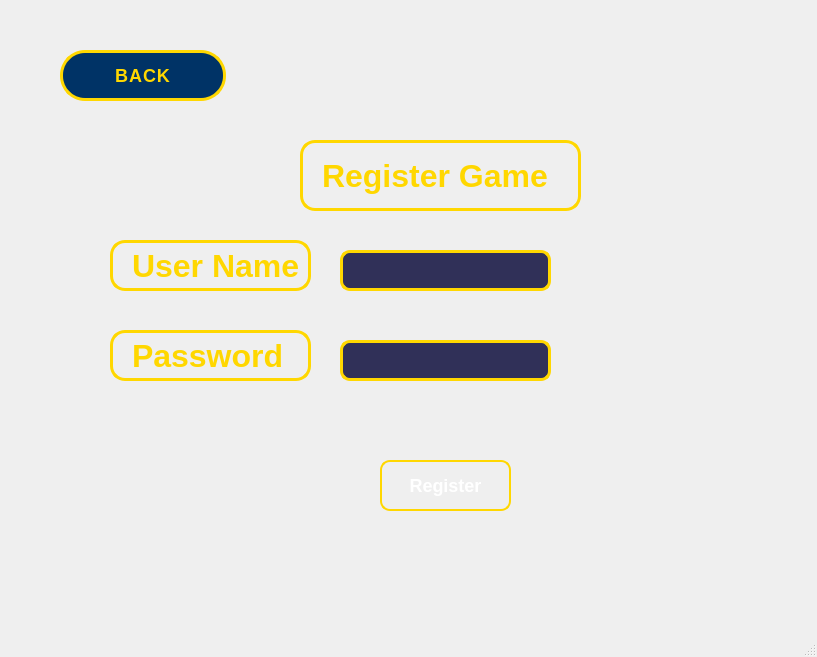
This is ui/register.ui in TrogTran/ai-la-trieu-phu as Qt 5 draws it before an edit. The edited form follows.
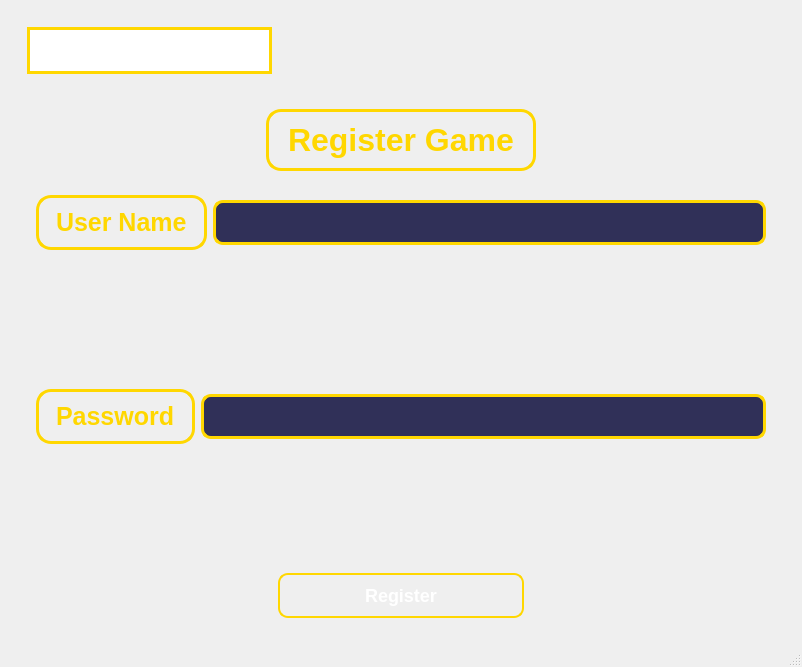
This is the edited form. Icons and pictures are not drawn.

Commit message: Lưu code trước khi chuyển nhánh

The edit to the form file:
```diff
--- a/ui/register.ui
+++ b/ui/register.ui
@@ -6,8 +6,8 @@
    <rect>
     <x>0</x>
     <y>0</y>
-    <width>817</width>
-    <height>657</height>
+    <width>802</width>
+    <height>667</height>
    </rect>
   </property>
   <property name="windowTitle">
@@ -21,17 +21,45 @@
 </string>
   </property>
   <widget class="QWidget" name="centralwidget">
-   <widget class="QLineEdit" name="lineEdit_register_password">
-    <property name="geometry">
-     <rect>
-      <x>340</x>
-      <y>340</y>
-      <width>211</width>
-      <height>41</height>
-     </rect>
-    </property>
-    <property name="styleSheet">
-     <string notr="true">/* QLineEdit - Ô nhập liệu */
+   <layout class="QGridLayout" name="gridLayout_7">
+    <item row="2" column="0" colspan="2">
+     <widget class="QWidget" name="widget_5" native="true">
+      <layout class="QGridLayout" name="gridLayout_5">
+       <item row="0" column="0">
+        <widget class="QWidget" name="widget_6" native="true">
+         <layout class="QGridLayout" name="gridLayout_6">
+          <item row="2" column="0" colspan="3">
+           <widget class="QWidget" name="widget_3" native="true">
+            <layout class="QGridLayout" name="gridLayout_3">
+             <item row="0" column="0">
+              <widget class="QLabel" name="label_5">
+               <property name="styleSheet">
+                <string notr="true">/* QLabel - Tiêu đề chính */
+QLabel {
+    font-size: 25px;  /* Tăng kích thước chữ */
+    font-weight: bold;
+    color: #FFD700;  /* Màu vàng kim */
+    text-align: center;  /* Căn giữa chữ */
+    qproperty-alignment: 'AlignCenter';  /* Đảm bảo căn giữa trong Qt */
+    background: transparent;
+    text-shadow: 4px 4px 8px rgba(0, 0, 0, 0.9);  /* Hiệu ứng đổ bóng nổi bật */
+    border: 3px solid #FFD700;  /* Viền vàng giống khung câu hỏi trong game */
+    border-radius: 15px;  /* Bo góc mềm mại */
+    padding: 10px;
+    background: qlineargradient(x1:0, y1:0, x2:1, y2:1,
+                                stop:0 #003366, stop:1 #000F40); /* Gradient xanh đậm */
+}
+</string>
+               </property>
+               <property name="text">
+                <string>User Name</string>
+               </property>
+              </widget>
+             </item>
+             <item row="0" column="1">
+              <widget class="QLineEdit" name="lineEdit_register_username">
+               <property name="styleSheet">
+                <string notr="true">/* QLineEdit - Ô nhập liệu */
 QLineEdit {
     font-size: 18px;  /* Kích thước chữ */
     font-weight: bold;
@@ -50,22 +78,157 @@
     background: rgba(0, 0, 80, 0.9);
 }
 </string>
-    </property>
-    <property name="echoMode">
-     <enum>QLineEdit::Password</enum>
-    </property>
-   </widget>
-   <widget class="QPushButton" name="pushButton_register">
-    <property name="geometry">
-     <rect>
-      <x>380</x>
-      <y>460</y>
-      <width>131</width>
-      <height>51</height>
-     </rect>
-    </property>
-    <property name="styleSheet">
-     <string notr="true">/* QLabel - Tiêu đề User Name, Password */
+               </property>
+              </widget>
+             </item>
+            </layout>
+           </widget>
+          </item>
+          <item row="3" column="0">
+           <spacer name="verticalSpacer">
+            <property name="orientation">
+             <enum>Qt::Vertical</enum>
+            </property>
+            <property name="sizeHint" stdset="0">
+             <size>
+              <width>20</width>
+              <height>40</height>
+             </size>
+            </property>
+           </spacer>
+          </item>
+          <item row="4" column="0" colspan="3">
+           <widget class="QWidget" name="widget_4" native="true">
+            <layout class="QGridLayout" name="gridLayout_4">
+             <item row="0" column="0">
+              <widget class="QLabel" name="label_2">
+               <property name="styleSheet">
+                <string notr="true">/* QLabel - Tiêu đề chính */
+QLabel {
+    font-size: 25px;  /* Tăng kích thước chữ */
+    font-weight: bold;
+    color: #FFD700;  /* Màu vàng kim */
+    text-align: center;  /* Căn giữa chữ */
+    qproperty-alignment: 'AlignCenter';  /* Đảm bảo căn giữa trong Qt */
+    background: transparent;
+    text-shadow: 4px 4px 8px rgba(0, 0, 0, 0.9);  /* Hiệu ứng đổ bóng nổi bật */
+    border: 3px solid #FFD700;  /* Viền vàng giống khung câu hỏi trong game */
+    border-radius: 15px;  /* Bo góc mềm mại */
+    padding: 10px;
+    background: qlineargradient(x1:0, y1:0, x2:1, y2:1,
+                                stop:0 #003366, stop:1 #000F40); /* Gradient xanh đậm */
+}
+</string>
+               </property>
+               <property name="text">
+                <string>Password</string>
+               </property>
+              </widget>
+             </item>
+             <item row="0" column="1">
+              <widget class="QLineEdit" name="lineEdit_register_password">
+               <property name="styleSheet">
+                <string notr="true">/* QLineEdit - Ô nhập liệu */
+QLineEdit {
+    font-size: 18px;  /* Kích thước chữ */
+    font-weight: bold;
+    color: white;  /* Màu chữ trắng */
+    padding: 8px;
+    border: 3px solid #FFD700;  /* Viền vàng kim */
+    border-radius: 10px;  /* Bo góc mềm mại */
+    background: rgba(0, 0, 50, 0.8);  /* Màu xanh đậm trong suốt */
+    text-align: center;  /* Căn giữa chữ */
+    selection-background-color: #FFD700;  /* Màu nền khi chọn text */
+}
+
+/* Khi nhập vào ô, viền sáng lên */
+QLineEdit:focus {
+    border: 3px solid #00CFFF;  /* Viền phát sáng màu xanh neon */
+    background: rgba(0, 0, 80, 0.9);
+}
+</string>
+               </property>
+               <property name="echoMode">
+                <enum>QLineEdit::Password</enum>
+               </property>
+              </widget>
+             </item>
+            </layout>
+           </widget>
+          </item>
+          <item row="0" column="0">
+           <widget class="QPushButton" name="pushButton_back">
+            <property name="styleSheet">
+             <string notr="true">QPushButton {
+    font-size: 18px;
+    font-weight: bold;
+    color: #FFD700; /* Màu vàng */
+    background-color: #FFFFFF; /* Màu trắng */
+    border: 3px solid #FFD700; /* Viền vàng */
+    border-radius: 25px; /* Bo tròn */
+    padding: 10px 20px;
+    min-width: 120px;
+    text-transform: uppercase;
+    letter-spacing: 1px;
+    outline: none;
+    transition: all 0.3s ease-in-out;
+}
+
+/* Hiệu ứng hover - Nền chuyển sang vàng nhạt pha trắng */
+QPushButton:hover {
+    background-color: #FFF8DC; /* Vàng nhạt lai với trắng */
+    border: 3px solid #FFEE58; /* Viền vàng sáng hơn */
+    box-shadow: 0px 0px 10px rgba(255, 215, 0, 0.6);
+}
+
+/* Hiệu ứng khi nhấn */
+QPushButton:pressed {
+    background-color: #F5DEB3; /* Màu be vàng nhẹ hơn */
+    border: 3px solid #FFCC00; /* Viền vàng đậm */
+    box-shadow: 0px 0px 5px rgba(255, 215, 0, 0.5);
+    transform: scale(0.95);
+}
+
+/* Nút bị vô hiệu hóa */
+QPushButton:disabled {
+    background-color: #555555; /* Xám */
+    border: 3px solid #777777;
+    color: #999999;
+}
+</string>
+            </property>
+            <property name="text">
+             <string/>
+            </property>
+            <property name="icon">
+             <iconset>
+              <normaloff>../../../../back_icon.png</normaloff>../../../../back_icon.png</iconset>
+            </property>
+            <property name="iconSize">
+             <size>
+              <width>70</width>
+              <height>30</height>
+             </size>
+            </property>
+           </widget>
+          </item>
+          <item row="6" column="0">
+           <spacer name="horizontalSpacer_2">
+            <property name="orientation">
+             <enum>Qt::Horizontal</enum>
+            </property>
+            <property name="sizeHint" stdset="0">
+             <size>
+              <width>40</width>
+              <height>20</height>
+             </size>
+            </property>
+           </spacer>
+          </item>
+          <item row="6" column="1">
+           <widget class="QPushButton" name="pushButton_register">
+            <property name="styleSheet">
+             <string notr="true">/* QLabel - Tiêu đề User Name, Password */
 QLabel {
     font-size: 18px;
     font-weight: bold;
@@ -118,22 +281,45 @@
 }
 
 </string>
-    </property>
-    <property name="text">
-     <string>Register</string>
-    </property>
-   </widget>
-   <widget class="QLabel" name="label_2">
-    <property name="geometry">
-     <rect>
-      <x>110</x>
-      <y>330</y>
-      <width>201</width>
-      <height>51</height>
-     </rect>
-    </property>
-    <property name="styleSheet">
-     <string notr="true">/* QLabel - Tiêu đề chính */
+            </property>
+            <property name="text">
+             <string>Register</string>
+            </property>
+           </widget>
+          </item>
+          <item row="6" column="2">
+           <spacer name="horizontalSpacer_3">
+            <property name="orientation">
+             <enum>Qt::Horizontal</enum>
+            </property>
+            <property name="sizeHint" stdset="0">
+             <size>
+              <width>40</width>
+              <height>20</height>
+             </size>
+            </property>
+           </spacer>
+          </item>
+          <item row="0" column="1">
+           <spacer name="horizontalSpacer_4">
+            <property name="orientation">
+             <enum>Qt::Horizontal</enum>
+            </property>
+            <property name="sizeHint" stdset="0">
+             <size>
+              <width>40</width>
+              <height>20</height>
+             </size>
+            </property>
+           </spacer>
+          </item>
+          <item row="1" column="0" colspan="3">
+           <widget class="QWidget" name="widget_2" native="true">
+            <layout class="QGridLayout" name="gridLayout_2">
+             <item row="1" column="1">
+              <widget class="QLabel" name="label_4">
+               <property name="styleSheet">
+                <string notr="true">/* QLabel - Tiêu đề chính */
 QLabel {
     font-size: 32px;  /* Tăng kích thước chữ */
     font-weight: bold;
@@ -149,156 +335,74 @@
                                 stop:0 #003366, stop:1 #000F40); /* Gradient xanh đậm */
 }
 </string>
-    </property>
-    <property name="text">
-     <string>Password</string>
-    </property>
-   </widget>
-   <widget class="QLineEdit" name="lineEdit_register_username">
-    <property name="geometry">
-     <rect>
-      <x>340</x>
-      <y>250</y>
-      <width>211</width>
-      <height>41</height>
-     </rect>
-    </property>
-    <property name="styleSheet">
-     <string notr="true">/* QLineEdit - Ô nhập liệu */
-QLineEdit {
-    font-size: 18px;  /* Kích thước chữ */
-    font-weight: bold;
-    color: white;  /* Màu chữ trắng */
-    padding: 8px;
-    border: 3px solid #FFD700;  /* Viền vàng kim */
-    border-radius: 10px;  /* Bo góc mềm mại */
-    background: rgba(0, 0, 50, 0.8);  /* Màu xanh đậm trong suốt */
-    text-align: center;  /* Căn giữa chữ */
-    selection-background-color: #FFD700;  /* Màu nền khi chọn text */
-}
-
-/* Khi nhập vào ô, viền sáng lên */
-QLineEdit:focus {
-    border: 3px solid #00CFFF;  /* Viền phát sáng màu xanh neon */
-    background: rgba(0, 0, 80, 0.9);
-}
-</string>
-    </property>
-   </widget>
-   <widget class="QLabel" name="label_4">
-    <property name="geometry">
-     <rect>
-      <x>300</x>
-      <y>140</y>
-      <width>281</width>
-      <height>71</height>
-     </rect>
-    </property>
-    <property name="styleSheet">
-     <string notr="true">/* QLabel - Tiêu đề chính */
-QLabel {
-    font-size: 32px;  /* Tăng kích thước chữ */
-    font-weight: bold;
-    color: #FFD700;  /* Màu vàng kim */
-    text-align: center;  /* Căn giữa chữ */
-    qproperty-alignment: 'AlignCenter';  /* Đảm bảo căn giữa trong Qt */
-    background: transparent;
-    text-shadow: 4px 4px 8px rgba(0, 0, 0, 0.9);  /* Hiệu ứng đổ bóng nổi bật */
-    border: 3px solid #FFD700;  /* Viền vàng giống khung câu hỏi trong game */
-    border-radius: 15px;  /* Bo góc mềm mại */
-    padding: 10px;
-    background: qlineargradient(x1:0, y1:0, x2:1, y2:1,
-                                stop:0 #003366, stop:1 #000F40); /* Gradient xanh đậm */
-}
-</string>
-    </property>
-    <property name="text">
-     <string>Register Game</string>
-    </property>
-   </widget>
-   <widget class="QLabel" name="label_5">
-    <property name="geometry">
-     <rect>
-      <x>110</x>
-      <y>240</y>
-      <width>201</width>
-      <height>51</height>
-     </rect>
-    </property>
-    <property name="styleSheet">
-     <string notr="true">/* QLabel - Tiêu đề chính */
-QLabel {
-    font-size: 32px;  /* Tăng kích thước chữ */
-    font-weight: bold;
-    color: #FFD700;  /* Màu vàng kim */
-    text-align: center;  /* Căn giữa chữ */
-    qproperty-alignment: 'AlignCenter';  /* Đảm bảo căn giữa trong Qt */
-    background: transparent;
-    text-shadow: 4px 4px 8px rgba(0, 0, 0, 0.9);  /* Hiệu ứng đổ bóng nổi bật */
-    border: 3px solid #FFD700;  /* Viền vàng giống khung câu hỏi trong game */
-    border-radius: 15px;  /* Bo góc mềm mại */
-    padding: 10px;
-    background: qlineargradient(x1:0, y1:0, x2:1, y2:1,
-                                stop:0 #003366, stop:1 #000F40); /* Gradient xanh đậm */
-}
-</string>
-    </property>
-    <property name="text">
-     <string>User Name</string>
-    </property>
-   </widget>
-   <widget class="QPushButton" name="pushButton_back">
-    <property name="geometry">
-     <rect>
-      <x>60</x>
-      <y>50</y>
-      <width>166</width>
-      <height>51</height>
-     </rect>
-    </property>
-    <property name="styleSheet">
-     <string notr="true">QPushButton {
-    font-size: 18px;
-    font-weight: bold;
-    color: #FFD700; /* Màu vàng */
-    background-color: #003366; /* Xanh đậm */
-    border: 3px solid #FFD700; /* Viền vàng */
-    border-radius: 25px; /* Bo tròn */
-    padding: 10px 20px;
-    min-width: 120px;
-    text-transform: uppercase;
-    letter-spacing: 1px;
-    outline: none;
-    transition: all 0.3s ease-in-out;
-}
-
-/* Hiệu ứng hover - Nút sáng lên */
-QPushButton:hover {
-    background-color: #0044aa; /* Xanh sáng hơn */
-    border: 3px solid #FFEE58; /* Viền vàng sáng */
-    box-shadow: 0px 0px 10px rgba(255, 215, 0, 0.8);
-}
-
-/* Hiệu ứng khi nhấn */
-QPushButton:pressed {
-    background-color: #002244; /* Xanh tối */
-    border: 3px solid #FFCC00; /* Viền vàng đậm */
-    box-shadow: 0px 0px 5px rgba(255, 215, 0, 0.5);
-    transform: scale(0.95);
-}
-
-/* Nút bị vô hiệu hóa */
-QPushButton:disabled {
-    background-color: #555555; /* Xám */
-    border: 3px solid #777777;
-    color: #999999;
-}
-</string>
-    </property>
-    <property name="text">
-     <string>BACK</string>
-    </property>
-   </widget>
+               </property>
+               <property name="text">
+                <string>Register Game</string>
+               </property>
+              </widget>
+             </item>
+             <item row="0" column="1">
+              <spacer name="horizontalSpacer">
+               <property name="orientation">
+                <enum>Qt::Horizontal</enum>
+               </property>
+               <property name="sizeHint" stdset="0">
+                <size>
+                 <width>40</width>
+                 <height>20</height>
+                </size>
+               </property>
+              </spacer>
+             </item>
+             <item row="1" column="0">
+              <spacer name="horizontalSpacer_5">
+               <property name="orientation">
+                <enum>Qt::Horizontal</enum>
+               </property>
+               <property name="sizeHint" stdset="0">
+                <size>
+                 <width>40</width>
+                 <height>20</height>
+                </size>
+               </property>
+              </spacer>
+             </item>
+             <item row="1" column="2">
+              <spacer name="horizontalSpacer_6">
+               <property name="orientation">
+                <enum>Qt::Horizontal</enum>
+               </property>
+               <property name="sizeHint" stdset="0">
+                <size>
+                 <width>40</width>
+                 <height>20</height>
+                </size>
+               </property>
+              </spacer>
+             </item>
+            </layout>
+           </widget>
+          </item>
+          <item row="5" column="0">
+           <spacer name="verticalSpacer_2">
+            <property name="orientation">
+             <enum>Qt::Vertical</enum>
+            </property>
+            <property name="sizeHint" stdset="0">
+             <size>
+              <width>20</width>
+              <height>40</height>
+             </size>
+            </property>
+           </spacer>
+          </item>
+         </layout>
+        </widget>
+       </item>
+      </layout>
+     </widget>
+    </item>
+   </layout>
   </widget>
   <widget class="QMenuBar" name="menubar">
    <property name="geometry">
```
Left out of the diff: 2 changed lines with no effect on the pictures. The commit also changes 19 other files.
